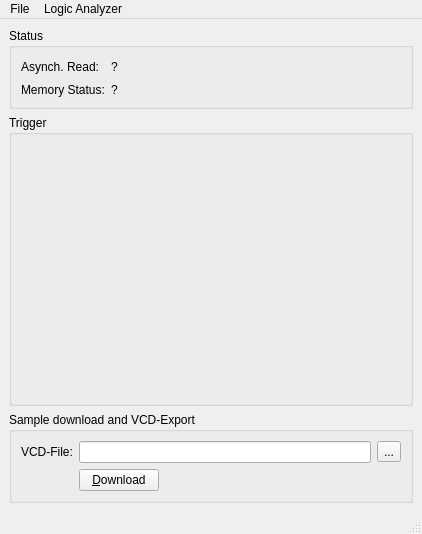
manpen/Embedded-Logic-Analyzer, file software/wbi/gui/MainWindow.ui: the form before one commit.
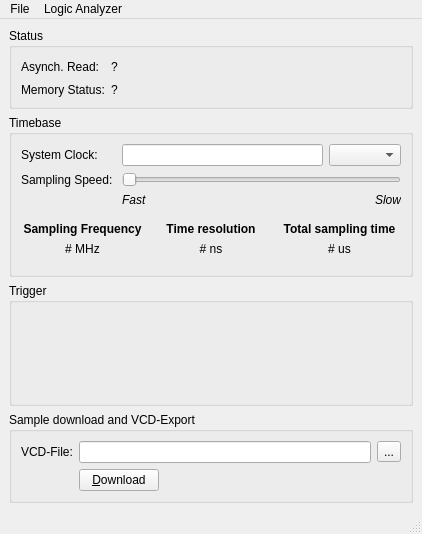
The form after the commit. Icons and pictures are not drawn.

Commit message: Big-Fix: Error in calculation of dynamic address scheme, that prevented correct setup of trigger; Added: Time-Base calculation and Clock-Divider

```diff
--- a/software/wbi/gui/MainWindow.ui
+++ b/software/wbi/gui/MainWindow.ui
@@ -96,6 +96,166 @@
       </layout>
      </widget>
     </item>
+    <item>
+     <widget class="QGroupBox" name="groupBoxSystemClockUnit">
+      <property name="sizePolicy">
+       <sizepolicy hsizetype="Minimum" vsizetype="Preferred">
+        <horstretch>0</horstretch>
+        <verstretch>0</verstretch>
+       </sizepolicy>
+      </property>
+      <property name="title">
+       <string>Timebase</string>
+      </property>
+      <layout class="QGridLayout" name="gridLayout_4">
+       <item row="2" column="1">
+        <widget class="QLabel" name="label_5">
+         <property name="styleSheet">
+          <string notr="true">font-size: 0.8em; font-style: italic;</string>
+         </property>
+         <property name="text">
+          <string>Fast</string>
+         </property>
+         <property name="alignment">
+          <set>Qt::AlignLeading|Qt::AlignLeft|Qt::AlignTop</set>
+         </property>
+        </widget>
+       </item>
+       <item row="1" column="1" colspan="2">
+        <widget class="QSlider" name="sliderClockDivider">
+         <property name="maximum">
+          <number>255</number>
+         </property>
+         <property name="orientation">
+          <enum>Qt::Horizontal</enum>
+         </property>
+        </widget>
+       </item>
+       <item row="0" column="2">
+        <widget class="QComboBox" name="comboSystemClockUnit"/>
+       </item>
+       <item row="0" column="1">
+        <widget class="QLineEdit" name="lineEditSystemClock">
+         <property name="toolTip">
+          <string>&lt;html&gt;&lt;head/&gt;&lt;body&gt;&lt;p&gt;This value is used to calculate the timescale. It does not affect the hardware&lt;/p&gt;&lt;/body&gt;&lt;/html&gt;</string>
+         </property>
+         <property name="alignment">
+          <set>Qt::AlignRight|Qt::AlignTrailing|Qt::AlignVCenter</set>
+         </property>
+        </widget>
+       </item>
+       <item row="1" column="0">
+        <widget class="QLabel" name="label_4">
+         <property name="text">
+          <string>Sampling Speed: </string>
+         </property>
+        </widget>
+       </item>
+       <item row="0" column="0">
+        <widget class="QLabel" name="label_3">
+         <property name="text">
+          <string>System Clock:</string>
+         </property>
+        </widget>
+       </item>
+       <item row="2" column="2">
+        <widget class="QLabel" name="label_6">
+         <property name="styleSheet">
+          <string notr="true">font-size: 0.8em; font-style: italic;</string>
+         </property>
+         <property name="text">
+          <string>Slow</string>
+         </property>
+         <property name="alignment">
+          <set>Qt::AlignRight|Qt::AlignTop|Qt::AlignTrailing</set>
+         </property>
+        </widget>
+       </item>
+       <item row="3" column="0" colspan="3">
+        <widget class="QWidget" name="widget" native="true">
+         <layout class="QGridLayout" name="gridLayout_5" columnminimumwidth="0,0,0">
+          <property name="leftMargin">
+           <number>0</number>
+          </property>
+          <property name="rightMargin">
+           <number>0</number>
+          </property>
+          <item row="0" column="1">
+           <widget class="QLabel" name="label_8">
+            <property name="styleSheet">
+             <string notr="true">font-weight: bold; 
+</string>
+            </property>
+            <property name="text">
+             <string>Time resolution</string>
+            </property>
+            <property name="alignment">
+             <set>Qt::AlignCenter</set>
+            </property>
+           </widget>
+          </item>
+          <item row="0" column="2">
+           <widget class="QLabel" name="label_9">
+            <property name="styleSheet">
+             <string notr="true">font-weight:bold;</string>
+            </property>
+            <property name="text">
+             <string>Total sampling time</string>
+            </property>
+            <property name="alignment">
+             <set>Qt::AlignCenter</set>
+            </property>
+           </widget>
+          </item>
+          <item row="0" column="0">
+           <widget class="QLabel" name="label_7">
+            <property name="styleSheet">
+             <string notr="true">font-weight:bold;</string>
+            </property>
+            <property name="text">
+             <string>Sampling Frequency</string>
+            </property>
+            <property name="alignment">
+             <set>Qt::AlignCenter</set>
+            </property>
+           </widget>
+          </item>
+          <item row="1" column="0">
+           <widget class="QLabel" name="labelSamplingFrequency">
+            <property name="text">
+             <string># MHz</string>
+            </property>
+            <property name="alignment">
+             <set>Qt::AlignCenter</set>
+            </property>
+           </widget>
+          </item>
+          <item row="1" column="1">
+           <widget class="QLabel" name="labelTimeResolution">
+            <property name="text">
+             <string># ns</string>
+            </property>
+            <property name="alignment">
+             <set>Qt::AlignCenter</set>
+            </property>
+           </widget>
+          </item>
+          <item row="1" column="2">
+           <widget class="QLabel" name="labelTotalSamplingTime">
+            <property name="text">
+             <string># us</string>
+            </property>
+            <property name="alignment">
+             <set>Qt::AlignCenter</set>
+            </property>
+           </widget>
+          </item>
+         </layout>
+        </widget>
+       </item>
+      </layout>
+     </widget>
+    </item>
     <item>
      <widget class="QGroupBox" name="groupTrigger">
       <property name="styleSheet">
```
Left out of the diff: 77 changed lines with no effect on the pictures. The commit also changes 7 other files.
